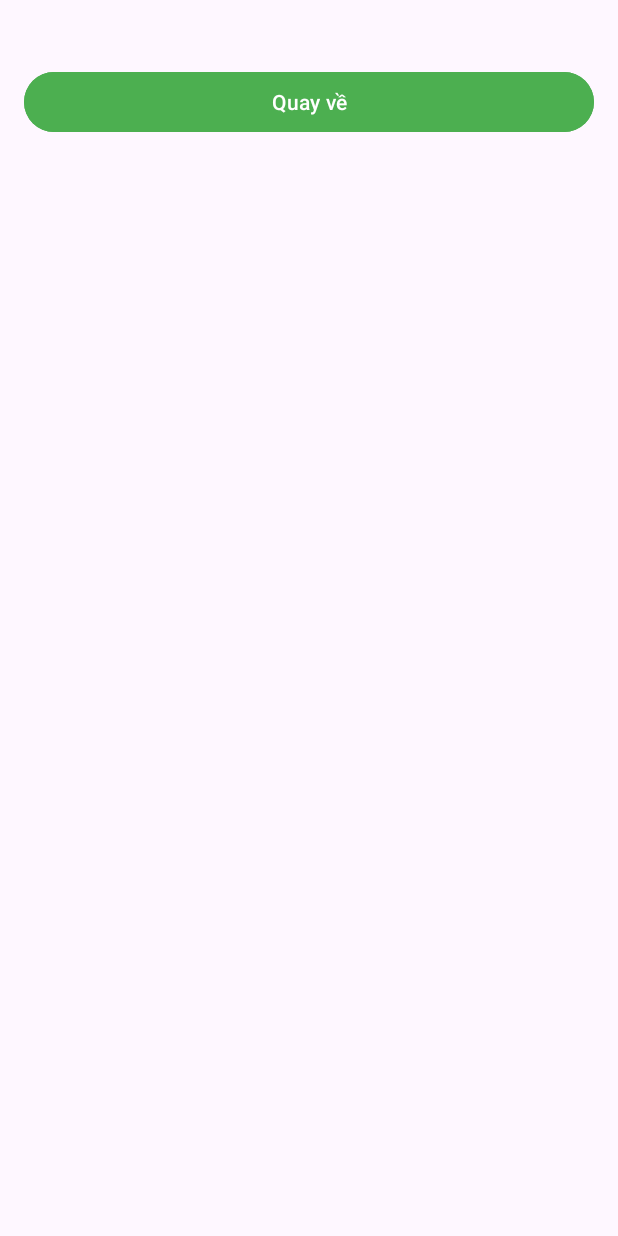
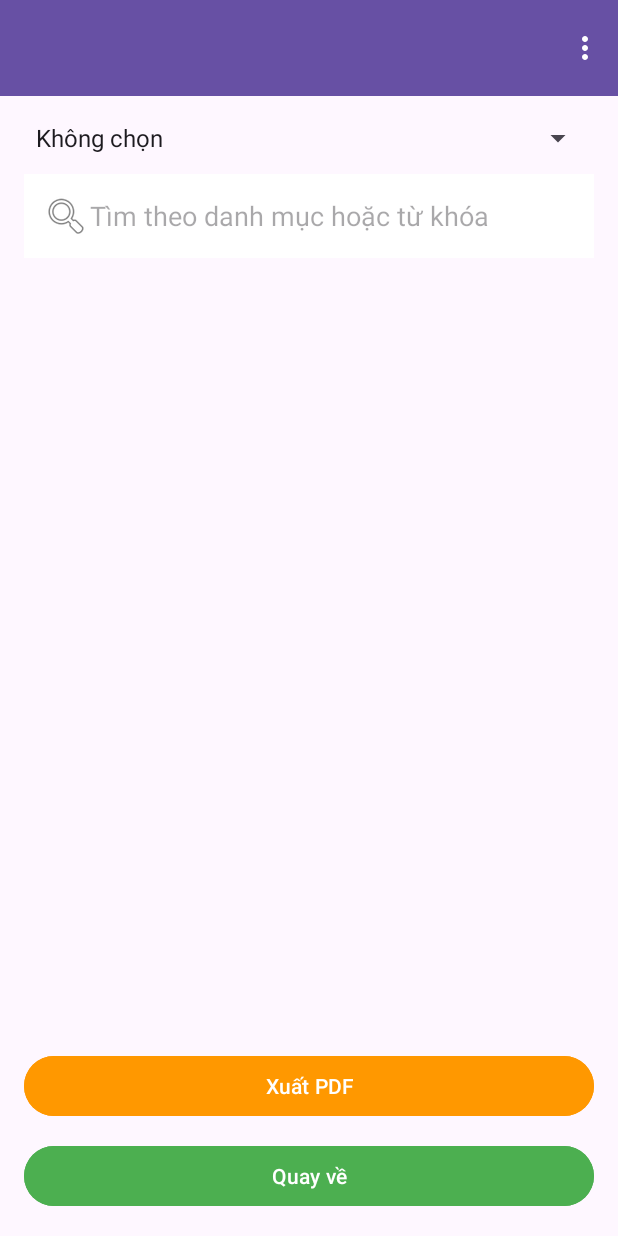
Before and after one commit to HaiBanh0105/GKmobile, an Android app: the Statistics screen opened directly, with no data from a screen before it, on a phone screen of 412 x 824 dp. Run offline under Robolectric (Android 15) with nearby library versions, the light colour scheme and no system bars; our stand-ins replace Room's generated code.

Commit message:
thêm toolbar chung

```diff
--- /dev/null
+++ b/app/src/main/java/com/example/gk/BaseActivity.java
@@ -0,0 +1,23 @@
+package com.example.gk;
+
+import android.content.Intent;
+
+import androidx.appcompat.app.AppCompatActivity;
+
+import com.google.android.material.appbar.MaterialToolbar;
+
+public class BaseActivity extends AppCompatActivity {
+    protected void setupToolbar(int toolbarId) {
+        MaterialToolbar toolbar = findViewById(toolbarId);
+        toolbar.setOnMenuItemClickListener(item -> {
+            int id = item.getItemId();
+            if (id == R.id.menu_statistics) {
+                startActivity(new Intent(this, Statistics.class));
+                return true;}
+            else if (id == R.id.menu_dashboard) {
+                startActivity(new Intent(this, Dashboard.class));
+                return true;}
+            return false;
+        });
+    }
+}
--- a/app/src/main/java/com/example/gk/MonthlyReport.java
+++ b/app/src/main/java/com/example/gk/MonthlyReport.java
@@ -13,7 +13,6 @@ public class MonthlyReport {
     public double totalIncome;     // Tổng thu nhập
     public double totalExpense;    // Tổng chi tiêu
     public long generatedAt;       // Thời điểm tạo báo cáo
-
 
     public MonthlyReport(){
 
--- a/app/src/main/java/com/example/gk/Statistics.java
+++ b/app/src/main/java/com/example/gk/Statistics.java
@@ -2,7 +2,9 @@ package com.example.gk;
 
 import android.os.Bundle;
 import android.view.View;
+import android.widget.ArrayAdapter;
 import android.widget.Button;
+import android.widget.Spinner;
 
 import androidx.activity.EdgeToEdge;
 import androidx.appcompat.app.AppCompatActivity;
@@ -17,19 +19,23 @@ import com.example.gk.Database.AppDatabase;
 import java.util.ArrayList;
 import java.util.List;
 
-public class Statistics extends AppCompatActivity {
+public class Statistics extends BaseActivity {
     List<Expense> mListExpense;
     private RecyclerView rcv;
 
     private Button btnBach;
     private  ExpenseAdapter expenseAdapter;
 
+    private Spinner spinnerMonth;
+
     @Override
     protected void onCreate(Bundle savedInstanceState) {
         super.onCreate(savedInstanceState);
         EdgeToEdge.enable(this);
         setContentView(R.layout.statistics);
+        setupToolbar(R.id.toolbarDashboard);
 
+        spinnerMonth = findViewById(R.id.spnMonthFilter);
         rcv = findViewById(R.id.rcv_expense);
         btnBach = findViewById(R.id.btnBack);
 
@@ -51,5 +57,13 @@ public class Statistics extends AppCompatActivity {
                 finish();
             }
         });
+
+        String[] months = {"Không chọn", "Tháng 1", "Tháng 2", "Tháng 3", "Tháng 4", "Tháng 5", "Tháng 6"
+                , "Tháng 7", "Tháng 8", "Tháng 9", "Tháng 10", "Tháng 11","Tháng 12"};
+
+        ArrayAdapter<String> adapter = new ArrayAdapter<>(this, android.R.layout.simple_spinner_item, months);
+        adapter.setDropDownViewResource(android.R.layout.simple_spinner_dropdown_item);
+        spinnerMonth.setAdapter(adapter);
+
     }
 }
--- a/app/src/main/java/com/example/gk/add_expense.java
+++ b/app/src/main/java/com/example/gk/add_expense.java
@@ -23,7 +23,7 @@ import java.util.Arrays;
 import java.util.List;
 import java.util.concurrent.Executors;
 
-public class add_expense extends AppCompatActivity {
+public class add_expense extends BaseActivity {
 
     private EditText edttitle;
     private EditText edtamount;
@@ -51,6 +51,7 @@ public class add_expense extends AppCompatActivity {
         super.onCreate(savedInstanceState);
         EdgeToEdge.enable(this);
         setContentView(R.layout.add_expense);
+        setupToolbar(R.id.toolbarDashboard);
 
         initUi();
 
--- /dev/null
+++ b/app/src/main/res/layout/include_toolbar.xml
@@ -0,0 +1,17 @@
+<?xml version="1.0" encoding="utf-8"?>
+<com.google.android.material.appbar.AppBarLayout xmlns:android="http://schemas.android.com/apk/res/android"
+    xmlns:app="http://schemas.android.com/apk/res-auto"
+    android:layout_width="match_parent"
+    android:layout_height="wrap_content"
+    android:theme="@style/ThemeOverlay.Material3.Dark.ActionBar">
+
+    <com.google.android.material.appbar.MaterialToolbar
+        android:id="@+id/toolbarDashboard"
+        android:layout_width="match_parent"
+        android:layout_height="?attr/actionBarSize"
+        android:title="Tổng quan tài chính"
+        android:background="?attr/colorPrimary"
+        android:titleTextColor="@android:color/white"
+        app:menu="@menu/menu_dashboard"
+        app:popupTheme="@style/ThemeOverlay.Material3.Light" />
+</com.google.android.material.appbar.AppBarLayout>
--- a/app/src/main/res/layout/statistics.xml
+++ b/app/src/main/res/layout/statistics.xml
@@ -1,24 +1,66 @@
-<LinearLayout
-    xmlns:android="http://schemas.android.com/apk/res/android"
+<LinearLayout xmlns:android="http://schemas.android.com/apk/res/android"
+    xmlns:app="http://schemas.android.com/apk/res-auto"
     android:id="@+id/statistics"
     android:orientation="vertical"
     android:layout_width="match_parent"
     android:layout_height="match_parent"
-    android:padding="16dp">
+    >
 
+    <include layout="@layout/include_toolbar" />
+
+    <LinearLayout
+        android:layout_width="match_parent"
+        android:layout_height="match_parent"
+        android:orientation="vertical"
+        android:padding="16dp">
+
+
+    <!-- Bộ lọc theo tháng -->
+    <Spinner
+        android:id="@+id/spnMonthFilter"
+        android:layout_width="match_parent"
+        android:layout_height="wrap_content"
+        android:layout_marginBottom="12dp"
+        android:spinnerMode="dropdown" />
+
+    <!-- Thanh tìm kiếm -->
+    <EditText
+        android:id="@+id/edtSearch"
+        android:layout_width="match_parent"
+        android:layout_height="wrap_content"
+        android:hint="Tìm theo danh mục hoặc từ khóa"
+        android:inputType="text"
+        android:drawableStart="@android:drawable/ic_menu_search"
+        android:padding="12dp"
+        android:background="@android:color/white"
+        android:layout_marginBottom="12dp" />
+
+    <!-- Danh sách chi tiêu -->
     <androidx.recyclerview.widget.RecyclerView
         android:id="@+id/rcv_expense"
         android:layout_width="match_parent"
-        android:layout_height="wrap_content"
+        android:layout_height="0dp"
+        android:layout_weight="1"
         android:layout_marginBottom="16dp" />
 
+    <!-- Nút xuất PDF -->
+    <Button
+        android:id="@+id/btnExportPdf"
+        android:layout_width="match_parent"
+        android:layout_height="wrap_content"
+        android:text="Xuất PDF"
+        android:backgroundTint="#FF9800"
+        android:textColor="#FFFFFF"
+        android:layout_marginBottom="8dp" />
+
+    <!-- Nút quay về -->
     <Button
         android:id="@+id/btnBack"
         android:layout_width="match_parent"
         android:layout_height="wrap_content"
-        android:layout_marginTop="12dp"
+        android:layout_marginTop="4dp"
         android:backgroundTint="#4CAF50"
         android:text="Quay về"
         android:textColor="#FFFFFF" />
-
+    </LinearLayout>
 </LinearLayout>
```
Also changed, not shown: app/src/main/java/com/example/gk/Dashboard.java (+17 -15 lines), app/src/main/res/layout/add_expense.xml (+13 -3 lines), app/src/main/res/layout/dashboard.xml (+1 -16 lines), app/src/main/res/menu/menu_dashboard.xml (+2 -7 lines).
